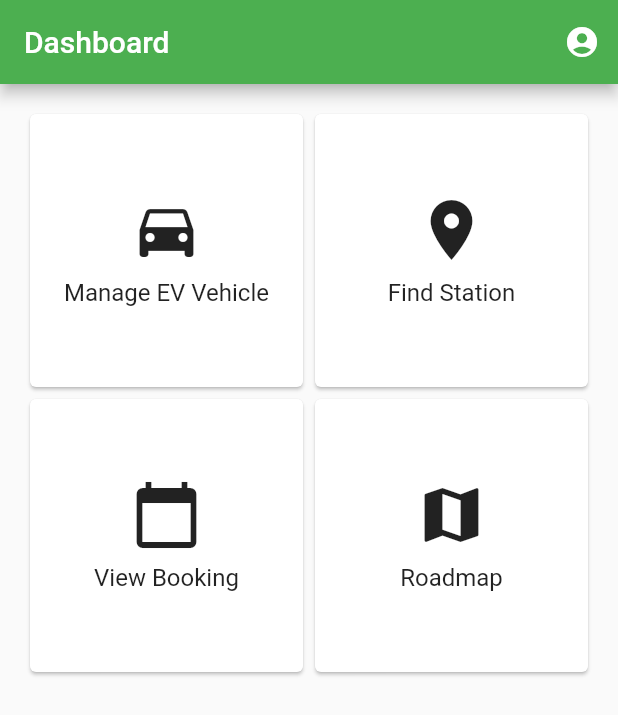
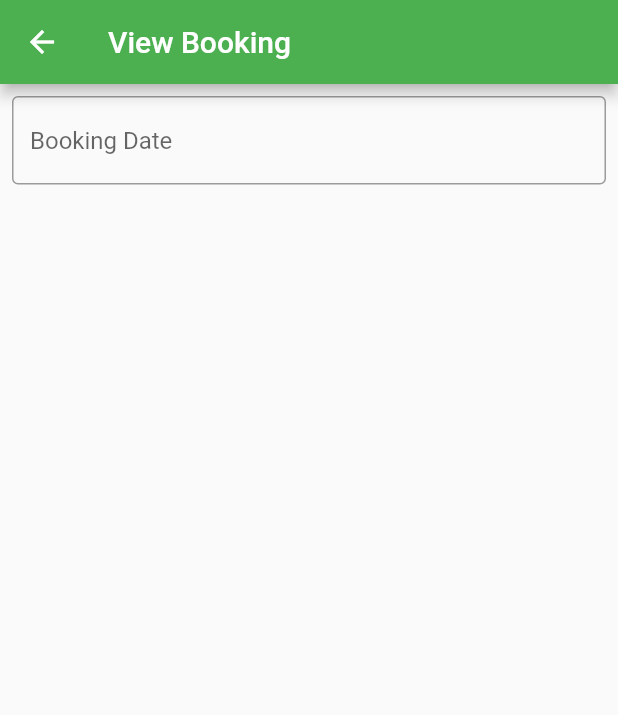
Before and after one commit to GauthamS-013/Gocharge_app, a Flutter app: the DashboardPage screen opened directly, after a tap on "View Booking", on a phone screen of 412 x 824 dp. Shown: the top 715 px of the screen. Run offline on Flutter 3.47's test engine with Material 2 defaults, Android fonts, the phone set to English and light mode, and no system bars; our stand-ins replace google_maps_flutter, location, shared_preferences; missing offline and left inert: dart:html; accounts and stored records are empty.

Commit message:
add new file

```diff
--- a/lib/DashboardPage.dart
+++ b/lib/DashboardPage.dart
@@ -1,8 +1,12 @@
+import 'package:ev_charging/LoginPage.dart';
 import 'package:ev_charging/ManageEVVehiclesPage.dart';
+import 'package:ev_charging/Viewbooking.dart';
 import 'package:flutter/material.dart';
+import 'package:shared_preferences/shared_preferences.dart';
 
 import 'Findstation.dart';
 import 'ProfilePage.dart';
+import 'Roadmap.dart';
 
 class DashboardPage extends StatelessWidget {
   @override
@@ -22,6 +26,15 @@ class DashboardPage extends StatelessWidget {
               );
             },
           ),
+          ElevatedButton(
+              onPressed: () async {
+                SharedPreferences log = await SharedPreferences.getInstance();
+                await log.clear();
+
+                Navigator.pushReplacement(context,
+                    MaterialPageRoute(builder: (context) => LoginPage()));
+              },
+              child: Text("Logout"))
         ],
       ),
       body: GridView.count(
@@ -55,6 +68,8 @@ class DashboardPage extends StatelessWidget {
             title: 'View Booking',
             onTap: () {
               // Perform action when 'View Booking' button is tapped
+              Navigator.push(context,
+                  MaterialPageRoute(builder: (context) => Viewbooking()));
             },
           ),
           DashboardButton(
@@ -62,6 +77,8 @@ class DashboardPage extends StatelessWidget {
             title: 'Roadmap',
             onTap: () {
               // Perform action when 'Roadmap' button is tapped
+              Navigator.push(context,
+                  MaterialPageRoute(builder: (context) => MapScreen()));
             },
           ),
         ],
--- /dev/null
+++ b/lib/Viewbooking.dart
@@ -0,0 +1,55 @@
+import 'package:flutter/material.dart';
+import 'package:intl/intl.dart';
+
+class Viewbooking extends StatefulWidget {
+  const Viewbooking({Key? key}) : super(key: key);
+
+  @override
+  State<Viewbooking> createState() => _ViewbookingState();
+}
+
+class _ViewbookingState extends State<Viewbooking> {
+  TextEditingController _bookdate = TextEditingController();
+  GlobalKey<FormState> key3 = GlobalKey<FormState>();
+  @override
+  Widget build(BuildContext context) {
+    return Scaffold(
+      appBar: AppBar(
+        title: Text("View Booking"),
+      ),
+      body: Form(
+        key: key3,
+        child: Padding(
+          padding: const EdgeInsets.all(8.0),
+          child: Column(
+            children: [
+              TextFormField(
+                  controller: _bookdate,
+                  readOnly: true,
+                  style: TextStyle(),
+                  onTap: () async {
+                    DateTime? bookingdate = await showDatePicker(
+                        context: context,
+                        initialDate: DateTime.now(),
+                        firstDate: DateTime.now(),
+                        lastDate: DateTime(2025));
+                    setState(() {
+                      _bookdate.text = DateFormat.yMd().format(bookingdate!);
+                    });
+                  },
+                  decoration: InputDecoration(
+                    border: OutlineInputBorder(),
+                    hintText: 'Booking Date',
+                  ),
+                  validator: (d) {
+                    if (d!.isEmpty) {
+                      return "Please choose a date";
+                    }
+                  }),
+            ],
+          ),
+        ),
+      ),
+    );
+  }
+}
--- a/lib/main.dart
+++ b/lib/main.dart
@@ -7,6 +7,7 @@ import 'Findstation.dart';
 import 'LoginPage.dart';
 import 'RegistrationPage.dart';
 import 'SplashScreen.dart';
+import 'Viewbooking.dart';
 
 void main() => runApp(LoginApp());
 
```
Also changed, not shown: lib/LoginPage.dart (+33 -1 lines), lib/Roadmap.dart (added, +53 -0 lines), lib/SplashScreen.dart (+7 -3 lines), pubspec.yaml (+7 -0 lines), pubspec.lock, 1 other file.
